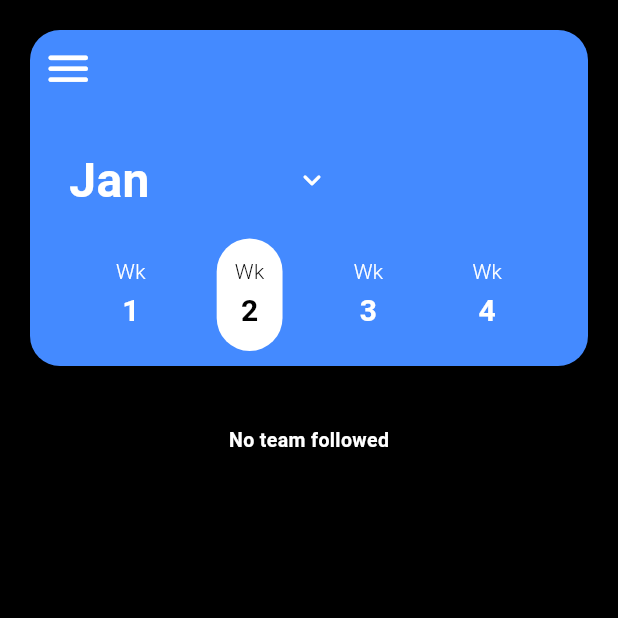
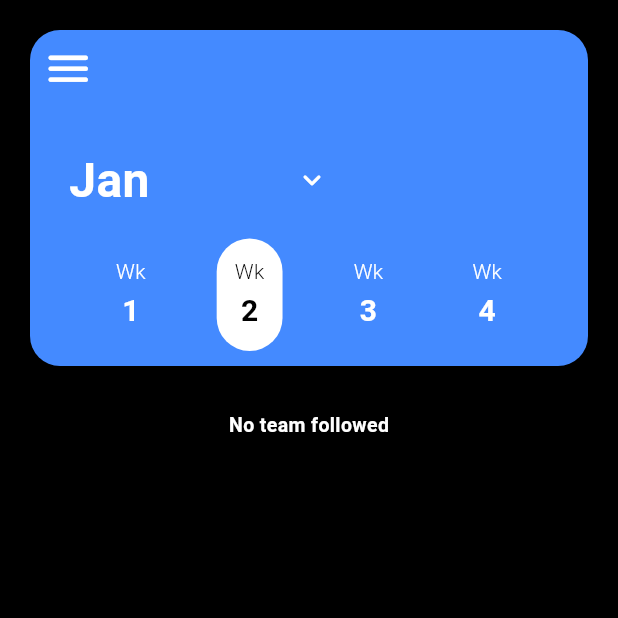
Before and after one commit to boguh/eseo_flutter_project, a Flutter app: the WelcomePage screen opened by its route, on a phone screen of 412 x 824 dp, the top half of it. Run offline on Flutter 3.47's test engine with Material 3 defaults, Android fonts, the phone set to English and light mode, and no system bars; drawn by our look-alikes of animated_custom_dropdown; our stand-ins replace cloud_firestore, firebase_core, flutter_svg, go_router, google_fonts, google_sign_in and 2 more; missing offline and left inert: extension_google_sign_in_as_googleapis_auth, googleapis; accounts and stored records are empty.

Commit message:
update: wiki

```diff
--- a/lib/pages/welcome_page.dart
+++ b/lib/pages/welcome_page.dart
@@ -123,7 +123,9 @@ class _WelcomePageState extends State<WelcomePage> {
   Widget _buildCustomAppBar() {
     return Container(
       width: double.infinity,
-      margin: const EdgeInsets.symmetric(horizontal: 20.0, vertical: 20.0),
+      // Margin Top, Left and Right : 20.0
+      // Margin Bottom : 10.0
+      margin: const EdgeInsets.fromLTRB(20.0, 20.0, 20.0, 10.0),
       decoration: BoxDecoration(
         color: Colors.blueAccent,
         borderRadius: BorderRadius.circular(20),
--- a/lib/widgets/event_card.dart
+++ b/lib/widgets/event_card.dart
@@ -23,7 +23,7 @@ class EventCard extends StatelessWidget {
       child: Container(
         width: double.infinity,
         height: 100.0,
-        margin: const EdgeInsets.only(bottom: 20.0),
+        margin: const EdgeInsets.only(bottom: 10.0),
         padding: const EdgeInsets.all(10.0),
         decoration: BoxDecoration(
           color: Colors.white,
```
Also changed, not shown: lib/widgets/google_auth_button.dart (+6 -7 lines).
